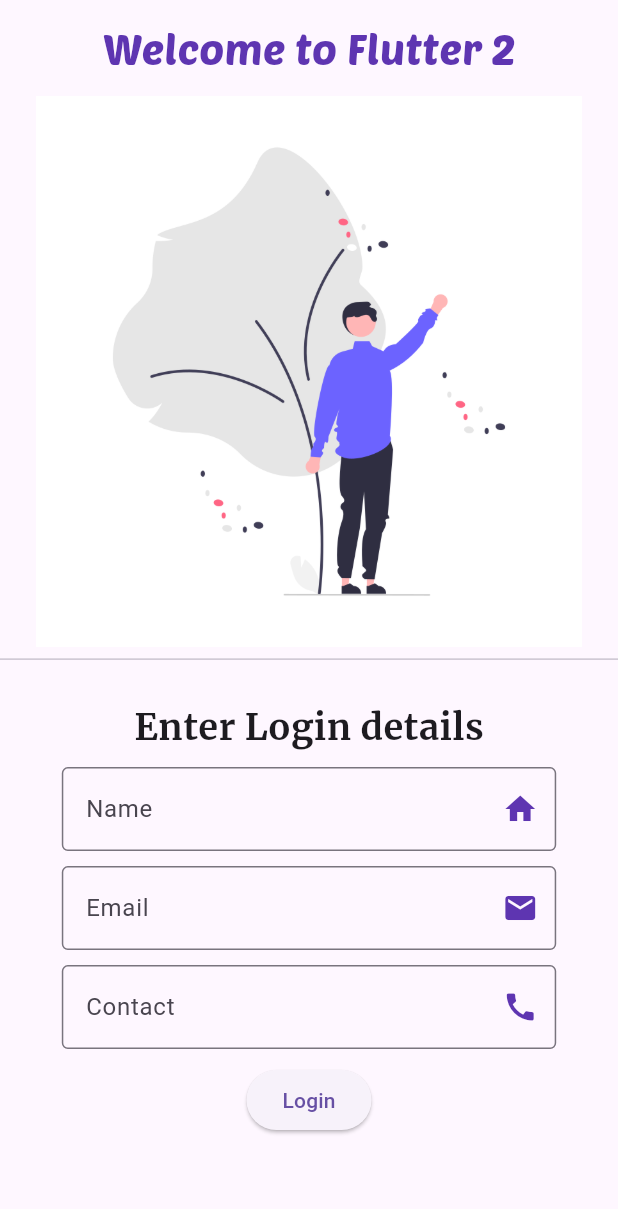
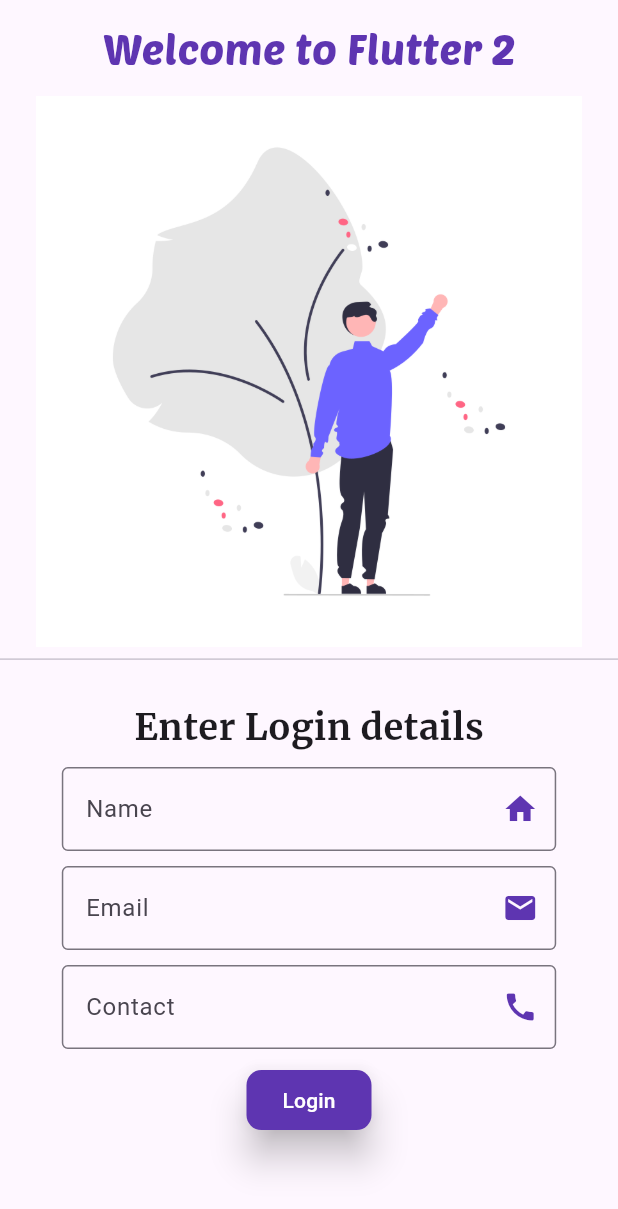
Before and after one commit to itsmemohitsoni/Buy-it-Flutter, a Flutter app: the screen it shows after launch, on a phone screen of 412 x 824 dp. Shown: the top 1209 px of the screen. Run offline on Flutter 3.47's test engine with Material 3 defaults, Android fonts, the phone set to English and light mode, and no system bars; our stand-ins replace shared_preferences.

```diff
--- a/lib/main.dart
+++ b/lib/main.dart
@@ -1,6 +1,4 @@
-
 import 'package:flutter/material.dart';
-import 'package:flutter/widgets.dart';
 import 'package:flutter2/models/items.dart';
 import 'package:flutter2/pages/cart_page.dart';
 import 'package:flutter2/pages/drawer.dart';
@@ -25,6 +23,7 @@ class MyApp extends StatelessWidget {
       ),
       themeMode: ThemeMode.system,
       home: const WelcomePage(),
+      debugShowCheckedModeBanner: false,
     );
   }
 }
@@ -45,6 +44,8 @@ class _WelcomePageState extends State<WelcomePage> {
   void initState() {
     super.initState();
 
+    checkLogin();
+
     Future.delayed(const Duration(milliseconds: 1000), () {
       setState(() {
         _welcomeOpacity = 1;
@@ -56,6 +57,22 @@ class _WelcomePageState extends State<WelcomePage> {
         _loginOpacity = 1;
       });
     });
+
+    Future.delayed(const Duration(milliseconds: 3000), () {
+      if(showLoginPref){
+        Navigator.pushReplacement(
+          context,
+          MaterialPageRoute(
+            builder: (context) => const MyHomePage(),
+          ),
+        );
+      }
+    });
+  }
+
+  Future<void> checkLogin() async {
+    SharedPreferences prefs = await SharedPreferences.getInstance();
+    showLoginPref = prefs.containsKey('Name');
   }
 
   @override
@@ -84,7 +101,8 @@ class _WelcomePageState extends State<WelcomePage> {
                 ),
               ),
               Padding(
-                padding: const EdgeInsets.only(left: 24.0, right: 24.0, top: 12.0),
+                padding:
+                    const EdgeInsets.only(left: 24.0, right: 24.0, top: 12.0),
                 child: Image.asset(
                   'assets/images/welcome_image.png',
                   fit: BoxFit.fill,
@@ -94,11 +112,12 @@ class _WelcomePageState extends State<WelcomePage> {
               const SizedBox(
                 height: 20,
               ),
-              AnimatedOpacity(
-                duration: const Duration(seconds: 3),
-                opacity: _loginOpacity,
-                child: const LoginPage(),
-              )
+              if(showLoginPref == false)
+                AnimatedOpacity(
+                  duration: const Duration(seconds: 3),
+                  opacity: _loginOpacity,
+                  child: const LoginPage(),
+                ),
             ],
           ),
         ),
@@ -124,7 +143,11 @@ class _LoginPageState extends State<LoginPage> {
       children: [
         const Padding(
           padding: EdgeInsets.only(left: 0),
-          child: Text('Enter Login details', style: TextStyle(fontSize: 24, fontWeight: FontWeight.bold, fontFamily: 'posh'),),
+          child: Text(
+            'Enter Login details',
+            style: TextStyle(
+                fontSize: 24, fontWeight: FontWeight.bold, fontFamily: 'posh'),
+          ),
         ),
         const SizedBox(
           height: 10,
@@ -132,13 +155,17 @@ class _LoginPageState extends State<LoginPage> {
         Center(
           child: SizedBox(
             width: MediaQuery.of(context).size.width * 0.8,
-            child:  TextField(
+            child: TextField(
               decoration: InputDecoration(
                 hintText: 'Enter your name',
                 labelText: 'Name',
-                suffixIcon: Icon(Icons.home, color: Colors.deepPurple.shade600,),
+                suffixIcon: Icon(
+                  Icons.home,
+                  color: Colors.deepPurple.shade600,
+                ),
                 border: const OutlineInputBorder(),
               ),
+              textCapitalization: TextCapitalization.words,
               onChanged: (value) {
                 name = value;
               },
@@ -151,13 +178,17 @@ class _LoginPageState extends State<LoginPage> {
         Center(
           child: SizedBox(
             width: MediaQuery.of(context).size.width * 0.8,
-            child:  TextField(
+            child: TextField(
               decoration: InputDecoration(
                 hintText: 'Enter your email',
                 labelText: 'Email',
-                suffixIcon: Icon(Icons.email, color: Colors.deepPurple.shade600,),
+                suffixIcon: Icon(
+                  Icons.email,
+                  color: Colors.deepPurple.shade600,
+                ),
                 border: const OutlineInputBorder(),
               ),
+              keyboardType: TextInputType.emailAddress,
               onChanged: (value) {
                 email = value;
               },
@@ -170,15 +201,19 @@ class _LoginPageState extends State<LoginPage> {
         Center(
           child: SizedBox(
             width: MediaQuery.of(context).size.width * 0.8,
-            child:  TextField(
+            child: TextField(
               decoration: InputDecoration(
                 hintText: 'Enter your phone number',
                 labelText: 'Contact',
-                suffixIcon: Icon(Icons.call, color: Colors.deepPurple.shade600,),
+                suffixIcon: Icon(
+                  Icons.call,
+                  color: Colors.deepPurple.shade600,
+                ),
                 border: const OutlineInputBorder(),
               ),
+              keyboardType: TextInputType.phone,
               onChanged: (value) {
-                email = value;
+                mobile = value;
               },
             ),
           ),
@@ -188,11 +223,35 @@ class _LoginPageState extends State<LoginPage> {
         ),
         Center(
           child: ElevatedButton(
-            onPressed: () {
-              Navigator.push(
+            style: ElevatedButton.styleFrom(
+              backgroundColor: Colors.deepPurple.shade600,
+              foregroundColor: Colors.white,
+              elevation: 10.0,
+              shadowColor: Colors.black,
+              shape: RoundedRectangleBorder(
+                borderRadius: BorderRadius.circular(10),
+              ),
+            ),
+            onPressed: () async{
+              if(name == '' || email == '' || mobile == ''){
+                ScaffoldMessenger.of(context).showSnackBar(
+                  const SnackBar(
+                    content: Text('Please enter all details'),
+                    duration: Duration(seconds: 2),
+                  ),
+                );
+              }else{
+                SharedPreferences prefs = await SharedPreferences.getInstance();
+                prefs.setString('Name', name);
+                prefs.setString('Email', email);
+                prefs.setString('Mobile num', mobile);
+                Navigator.pushReplacement(
                   context,
                   MaterialPageRoute(
-                      builder: (context) => const MyHomePage()));
+                    builder: (context) => const MyHomePage(),
+                  ),
+                );
+              }
             },
             child: const Text('Login'),
           ),
--- a/lib/pages/drawer.dart
+++ b/lib/pages/drawer.dart
@@ -27,7 +27,7 @@ class _MyDrawerState extends State<MyDrawer> {
             color: Colors.blue,
             child: const Padding(
               padding: EdgeInsets.all(8.0),
-              child: Text('My Drawer', style: TextStyle(fontSize: 22,color: Colors.white, fontFamily: "normal"),),
+              child: Text('Seller\'s Details', style: TextStyle(fontSize: 22,color: Colors.white, fontFamily: "normal"),),
             ),
           ),
           const SizedBox(height: 10,),
```
Also changed, not shown: 1 other file.
